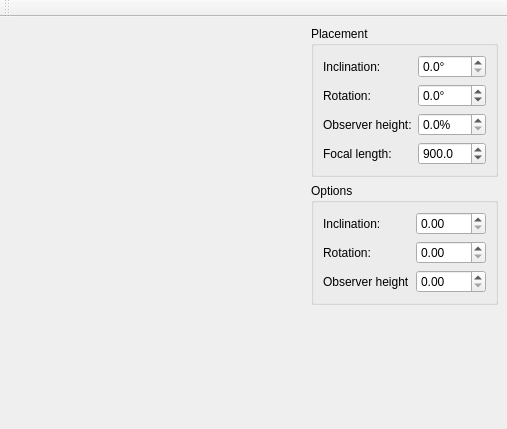
First picture: the form in src/cartonizermainwindow.ui, repository aportale/cartonizer, before the edit.
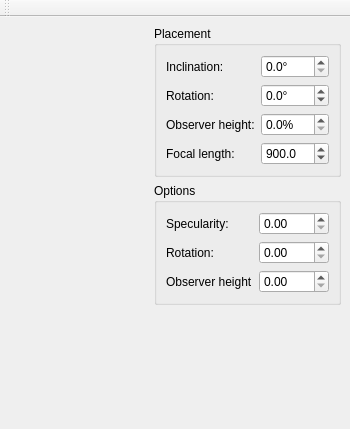
Second picture: the form after the edit. Custom widgets are drawn as their Qt base class.

Diff of the .ui file:
```diff
--- a/src/cartonizermainwindow.ui
+++ b/src/cartonizermainwindow.ui
@@ -5,7 +5,7 @@
    <rect>
     <x>0</x>
     <y>0</y>
-    <width>507</width>
+    <width>350</width>
     <height>429</height>
    </rect>
   </property>
@@ -20,7 +20,7 @@
     <rect>
      <x>0</x>
      <y>12</y>
-     <width>507</width>
+     <width>350</width>
      <height>417</height>
     </rect>
    </property>
@@ -178,7 +178,7 @@
           <item row="0" column="0" >
            <widget class="QLabel" name="label_4" >
             <property name="text" >
-             <string>Inclination:</string>
+             <string>Specularity:</string>
             </property>
            </widget>
           </item>
@@ -234,7 +234,7 @@
     <rect>
      <x>0</x>
      <y>0</y>
-     <width>507</width>
+     <width>350</width>
      <height>12</height>
     </rect>
    </property>
```
Left out of the diff: 2 changed lines with no effect on the pictures.
